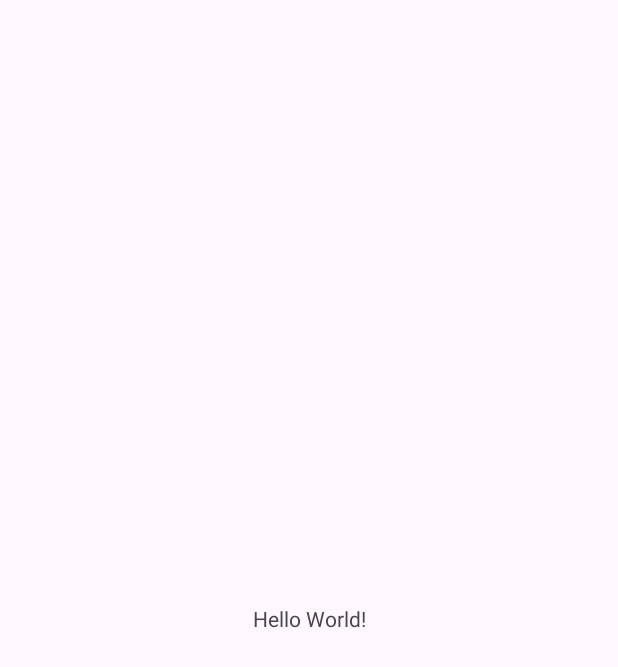
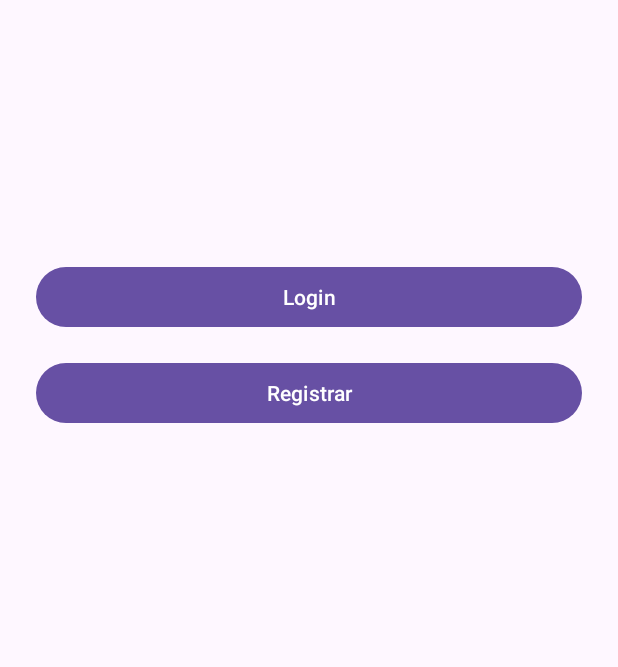
Before and after one commit to Habacuque-Gosch/OpenKnowledge-native, an Android app: the screen it shows after launch (MainActivity), on a phone screen of 412 x 824 dp. Before the commit the part shown is almost empty. Shown: the top 667 px of the screen. Run offline under Robolectric (Android 15) with nearby library versions, the phone set to English and light mode, and no system bars.

Commit message:
make redirect login

```diff
--- a/app/build.gradle.kts
+++ b/app/build.gradle.kts
@@ -4,7 +4,7 @@ plugins {
 
 android {
     namespace = "com.example.growup"
-    compileSdk = 34
+    compileSdk = 35
 
     defaultConfig {
         applicationId = "com.example.growup"
--- a/app/src/main/AndroidManifest.xml
+++ b/app/src/main/AndroidManifest.xml
@@ -6,6 +6,7 @@
 <!--    <uses-permission android:name="android.permission.WRITE_EXTERNAL_STORAGE"/>-->
 
     <application
+        android:usesCleartextTraffic="true"
         android:allowBackup="true"
         android:dataExtractionRules="@xml/data_extraction_rules"
         android:fullBackupContent="@xml/backup_rules"
@@ -24,6 +25,11 @@
                 <category android:name="android.intent.category.LAUNCHER" />
             </intent-filter>
         </activity>
+
+        <activity android:name=".ui.auth.RegisterActivity" />
+        <activity android:name=".ui.auth.LoginActivity" />
+
+
     </application>
 
 </manifest>
--- a/app/src/main/java/com/example/growup/MainActivity.java
+++ b/app/src/main/java/com/example/growup/MainActivity.java
@@ -1,24 +1,32 @@
 package com.example.growup;
 
+import android.content.Intent;
 import android.os.Bundle;
+import android.widget.Button;
 
-import androidx.activity.EdgeToEdge;
 import androidx.appcompat.app.AppCompatActivity;
-import androidx.core.graphics.Insets;
-import androidx.core.view.ViewCompat;
-import androidx.core.view.WindowInsetsCompat;
+
+import com.example.growup.ui.auth.LoginActivity;
+import com.example.growup.ui.auth.RegisterActivity;
 
 public class MainActivity extends AppCompatActivity {
 
     @Override
     protected void onCreate(Bundle savedInstanceState) {
         super.onCreate(savedInstanceState);
-        EdgeToEdge.enable(this);
         setContentView(R.layout.activity_main);
-        ViewCompat.setOnApplyWindowInsetsListener(findViewById(R.id.main), (v, insets) -> {
-            Insets systemBars = insets.getInsets(WindowInsetsCompat.Type.systemBars());
-            v.setPadding(systemBars.left, systemBars.top, systemBars.right, systemBars.bottom);
-            return insets;
+
+        Button btnLogin = findViewById(R.id.btnLogin);
+        Button btnRegister = findViewById(R.id.btnRegister);
+
+        btnLogin.setOnClickListener(v -> {
+            Intent intent = new Intent(MainActivity.this, LoginActivity.class);
+            startActivity(intent);
+        });
+
+        btnRegister.setOnClickListener(v -> {
+            Intent intent = new Intent(MainActivity.this, RegisterActivity.class);
+            startActivity(intent);
         });
     }
 }
--- a/app/src/main/java/com/example/growup/data/api/ApiClient.java
+++ b/app/src/main/java/com/example/growup/data/api/ApiClient.java
@@ -19,7 +19,7 @@ public class ApiClient {
                     .build();
 
             retrofit = new Retrofit.Builder()
-                    .baseUrl("http://10.0.2.2:8000/api/v1/")
+                    .baseUrl("http://10.0.2.2:8000/pt-br/api/v1/")
                     .client(client)
                     .addConverterFactory(GsonConverterFactory.create())
                     .build();
--- a/app/src/main/java/com/example/growup/data/api/AuthService.java
+++ b/app/src/main/java/com/example/growup/data/api/AuthService.java
@@ -9,7 +9,7 @@ public interface AuthService {
     @POST("login/")
     Call<LoginResponse> login(@Body LoginRequest loginRequest);
 
-    @POST("/register/")
+    @POST("register/")
     Call<LoginResponse> register(@Body RegisterRequest request);
 
 }
--- a/app/src/main/res/layout/activity_main.xml
+++ b/app/src/main/res/layout/activity_main.xml
@@ -1,19 +1,29 @@
 <?xml version="1.0" encoding="utf-8"?>
 <androidx.constraintlayout.widget.ConstraintLayout xmlns:android="http://schemas.android.com/apk/res/android"
     xmlns:app="http://schemas.android.com/apk/res-auto"
-    xmlns:tools="http://schemas.android.com/tools"
     android:id="@+id/main"
     android:layout_width="match_parent"
     android:layout_height="match_parent"
-    tools:context=".MainActivity">
+    android:padding="24dp">
 
-    <TextView
-        android:layout_width="wrap_content"
+    <Button
+        android:id="@+id/btnLogin"
+        android:layout_width="0dp"
         android:layout_height="wrap_content"
-        android:text="Hello World!"
-        app:layout_constraintBottom_toBottomOf="parent"
+        android:text="Login"
+        app:layout_constraintTop_toTopOf="parent"
+        app:layout_constraintStart_toStartOf="parent"
         app:layout_constraintEnd_toEndOf="parent"
+        android:layout_marginTop="150dp"/>
+
+    <Button
+        android:id="@+id/btnRegister"
+        android:layout_width="0dp"
+        android:layout_height="wrap_content"
+        android:text="Registrar"
+        app:layout_constraintTop_toBottomOf="@id/btnLogin"
         app:layout_constraintStart_toStartOf="parent"
-        app:layout_constraintTop_toTopOf="parent" />
+        app:layout_constraintEnd_toEndOf="parent"
+        android:layout_marginTop="16dp"/>
 
 </androidx.constraintlayout.widget.ConstraintLayout>
```
Also changed, not shown: app/src/main/java/com/example/growup/ui/auth/LoginActivity.java (added, +101 -0 lines), app/src/main/java/com/example/growup/ui/auth/RegisterActivity.java (renamed from app/src/main/java/com/example/growup/data/model/RegisterActivity.java, +9 -3 lines).
